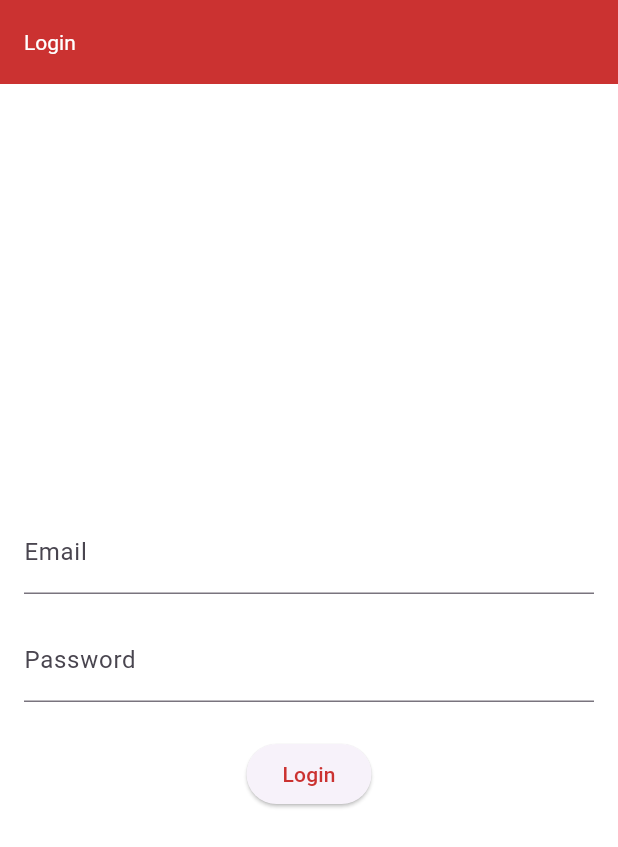
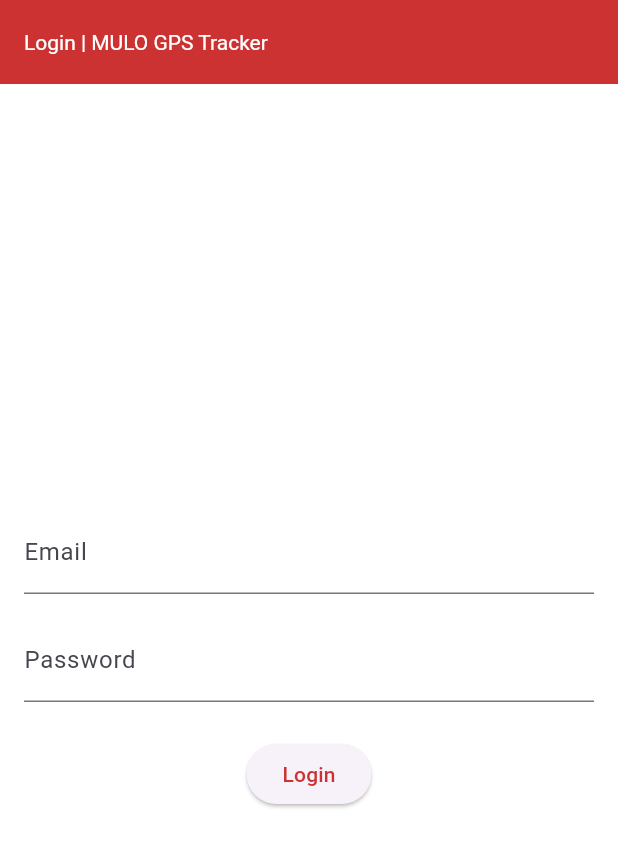
Before and after one commit to ZimmerDK/P3-Flutter, a Flutter app: the screen it shows after launch, on a phone screen of 412 x 824 dp. Shown: the top 847 px of the screen. Run offline on Flutter 3.47's test engine with Material 3 defaults, Android fonts, the phone set to English and light mode, and no system bars; our stand-ins replace flutter_secure_storage, geolocator, hive_flutter, jwt_decoder, package_info_plus, shared_preferences; accounts and stored records are empty.

Commit message:
Update app bar titles for consistency
Changed the titles in About and Login screens to 'About | MULO GPS Tracker' and 'Login | MULO GPS Tracker' for branding consistency.

Added commented-out debugShowCheckedModeBanner in main.dart. Use if screenshots are needed.

```diff
--- a/lib/main.dart
+++ b/lib/main.dart
@@ -105,6 +105,7 @@ class MyAppState extends State<MyApp> {
   @override
   Widget build(BuildContext context) {
     return MaterialApp(
+      // debugShowCheckedModeBanner: false,
       title: 'Flutter Mulo GPS Tracker App',
       themeMode: _themeMode,
       theme: ThemeData(
--- a/lib/screens/about_screen.dart
+++ b/lib/screens/about_screen.dart
@@ -53,7 +53,7 @@ class _AboutScreenState extends State<AboutScreen> {
 
     return Scaffold(
       appBar: AppBar(
-        title: const Text('About', style: TextStyle(color: Colors.white)),
+        title: const Text('About | MULO GPS Tracker', style: TextStyle(color: Colors.white)),
         centerTitle: true,
         backgroundColor: const Color(0xFFCB3231),
         iconTheme: const IconThemeData(color: Colors.white),
--- a/lib/screens/login_screen.dart
+++ b/lib/screens/login_screen.dart
@@ -49,7 +49,7 @@ class _LoginScreenState extends State<LoginScreen> {
   Widget build(BuildContext context) {
     return Scaffold(
       appBar: AppBar(
-        title: const Text('Login'),
+        title: const Text('Login | MULO GPS Tracker'),
       ),
       body: Padding(
         padding: const EdgeInsets.all(16.0),
```
